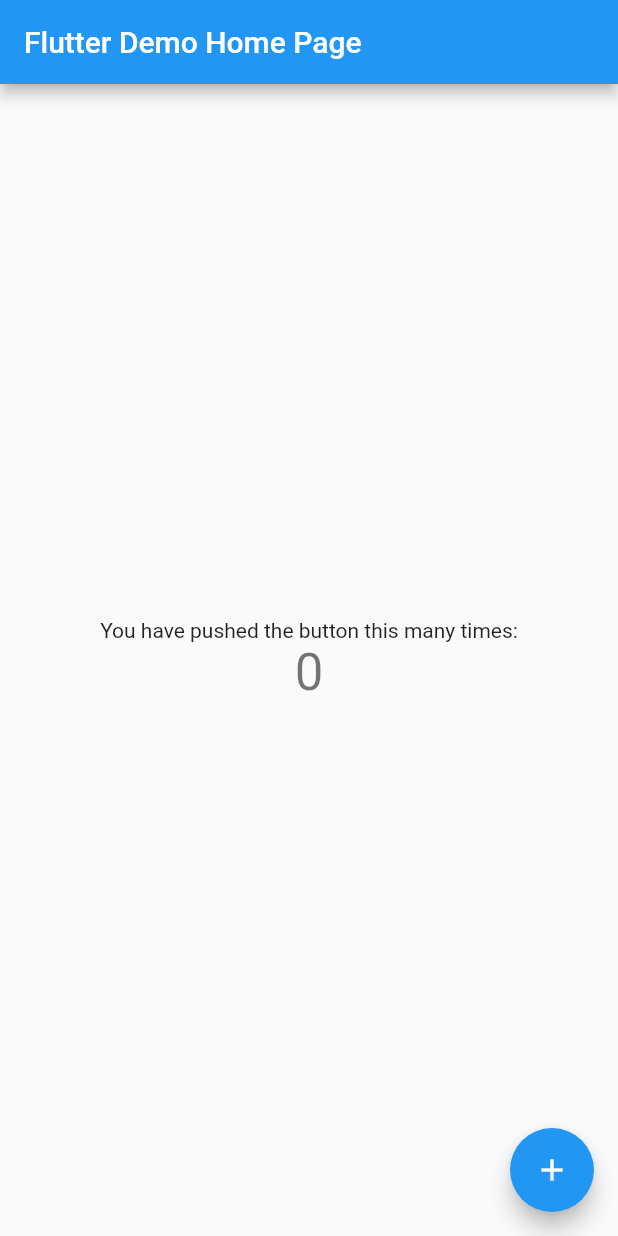
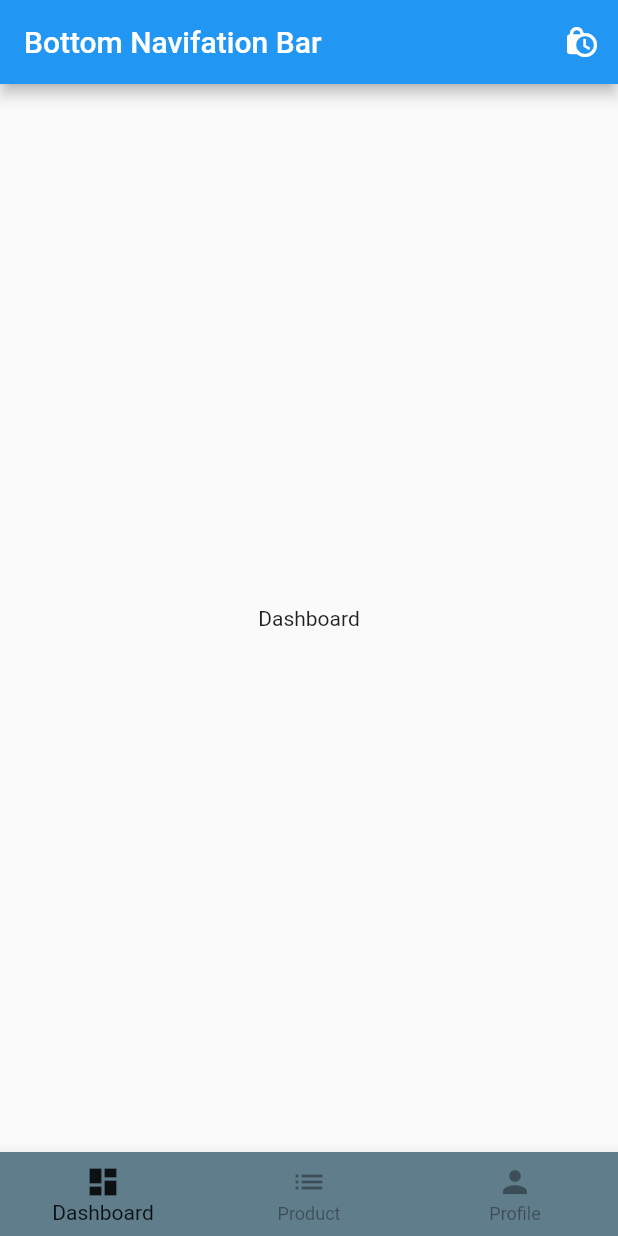
Before and after one commit to mmhedihasan/myfirstflutter, a Flutter app: the screen it shows after launch, on a phone screen of 412 x 824 dp. Run offline on Flutter 3.47's test engine with Material 2 defaults, Android fonts, the phone set to English and light mode, and no system bars.

Commit message:
bottom Navigation Bar And Time and Date Picker

```diff
--- a/lib/main.dart
+++ b/lib/main.dart
@@ -11,105 +11,59 @@ class MyApp extends StatelessWidget {
   @override
   Widget build(BuildContext context) {
     return MaterialApp(
+      debugShowCheckedModeBanner: false,
       title: 'Flutter Demo',
       theme: ThemeData(
-        // This is the theme of your application.
-        //
-        // Try running your application with "flutter run". You'll see the
-        // application has a blue toolbar. Then, without quitting the app, try
-        // changing the primarySwatch below to Colors.green and then invoke
-        // "hot reload" (press "r" in the console where you ran "flutter run",
-        // or simply save your changes to "hot reload" in a Flutter IDE).
-        // Notice that the counter didn't reset back to zero; the application
-        // is not restarted.
         primarySwatch: Colors.blue,
       ),
-      home: const MyHomePage(title: 'Flutter Demo Home Page'),
+      home: const MyHomePage(),
     );
   }
 }
 
 class MyHomePage extends StatefulWidget {
-  const MyHomePage({super.key, required this.title});
-
-  // This widget is the home page of your application. It is stateful, meaning
-  // that it has a State object (defined below) that contains fields that affect
-  // how it looks.
-
-  // This class is the configuration for the state. It holds the values (in this
-  // case the title) provided by the parent (in this case the App widget) and
-  // used by the build method of the State. Fields in a Widget subclass are
-  // always marked "final".
-
-  final String title;
+  const MyHomePage({Key? key}) : super(key: key);
 
   @override
   State<MyHomePage> createState() => _MyHomePageState();
 }
 
 class _MyHomePageState extends State<MyHomePage> {
-  int _counter = 0;
-
-  void _incrementCounter() {
-    setState(() {
-      // This call to setState tells the Flutter framework that something has
-      // changed in this State, which causes it to rerun the build method below
-      // so that the display can reflect the updated values. If we changed
-      // _counter without calling setState(), then the build method would not be
-      // called again, and so nothing would appear to happen.
-      _counter++;
-    });
-  }
-
+  int currentSelectedScreenIndex= 0;
+  List<Widget> widgets =[
+    Text('Dashboard'),
+    Text('Product'),
+    Text('Profile'),
+  ];
   @override
   Widget build(BuildContext context) {
-    // This method is rerun every time setState is called, for instance as done
-    // by the _incrementCounter method above.
-    //
-    // The Flutter framework has been optimized to make rerunning build methods
-    // fast, so that you can just rebuild anything that needs updating rather
-    // than having to individually change instances of widgets.
     return Scaffold(
       appBar: AppBar(
-        // Here we take the value from the MyHomePage object that was created by
-        // the App.build method, and use it to set our appbar title.
-        title: Text(widget.title),
+        title: Text('Bottom Navifation Bar'),
+        actions: [
+          IconButton(onPressed: () async{
+            final selectedTime= await showTimePicker(context: context, initialTime: TimeOfDay.now());
+          }, icon: Icon(Icons.lock_clock))
+        ],
       ),
       body: Center(
-        // Center is a layout widget. It takes a single child and positions it
-        // in the middle of the parent.
-        child: Column(
-          // Column is also a layout widget. It takes a list of children and
-          // arranges them vertically. By default, it sizes itself to fit its
-          // children horizontally, and tries to be as tall as its parent.
-          //
-          // Invoke "debug painting" (press "p" in the console, choose the
-          // "Toggle Debug Paint" action from the Flutter Inspector in Android
-          // Studio, or the "Toggle Debug Paint" command in Visual Studio Code)
-          // to see the wireframe for each widget.
-          //
-          // Column has various properties to control how it sizes itself and
-          // how it positions its children. Here we use mainAxisAlignment to
-          // center the children vertically; the main axis here is the vertical
-          // axis because Columns are vertical (the cross axis would be
-          // horizontal).
-          mainAxisAlignment: MainAxisAlignment.center,
-          children: <Widget>[
-            const Text(
-              'You have pushed the button this many times:',
-            ),
-            Text(
-              '$_counter',
-              style: Theme.of(context).textTheme.headlineMedium,
-            ),
-          ],
-        ),
+        child: widgets[currentSelectedScreenIndex],
       ),
-      floatingActionButton: FloatingActionButton(
-        onPressed: _incrementCounter,
-        tooltip: 'Increment',
-        child: const Icon(Icons.add),
-      ), // This trailing comma makes auto-formatting nicer for build methods.
+      bottomNavigationBar: BottomNavigationBar(
+        backgroundColor: Colors.blueGrey,
+        selectedItemColor: Colors.black87,
+        unselectedItemColor: Colors.black38,
+        onTap: (value){
+          currentSelectedScreenIndex = value;
+          setState(() {});
+        },
+        currentIndex: currentSelectedScreenIndex,
+        items: const[
+          BottomNavigationBarItem(icon: Icon(Icons.dashboard), label: 'Dashboard'),
+          BottomNavigationBarItem(icon: Icon(Icons.list), label: 'Product'),
+          BottomNavigationBarItem(icon: Icon(Icons.person), label: 'Profile'),
+        ],
+      ),
     );
   }
 }
```
